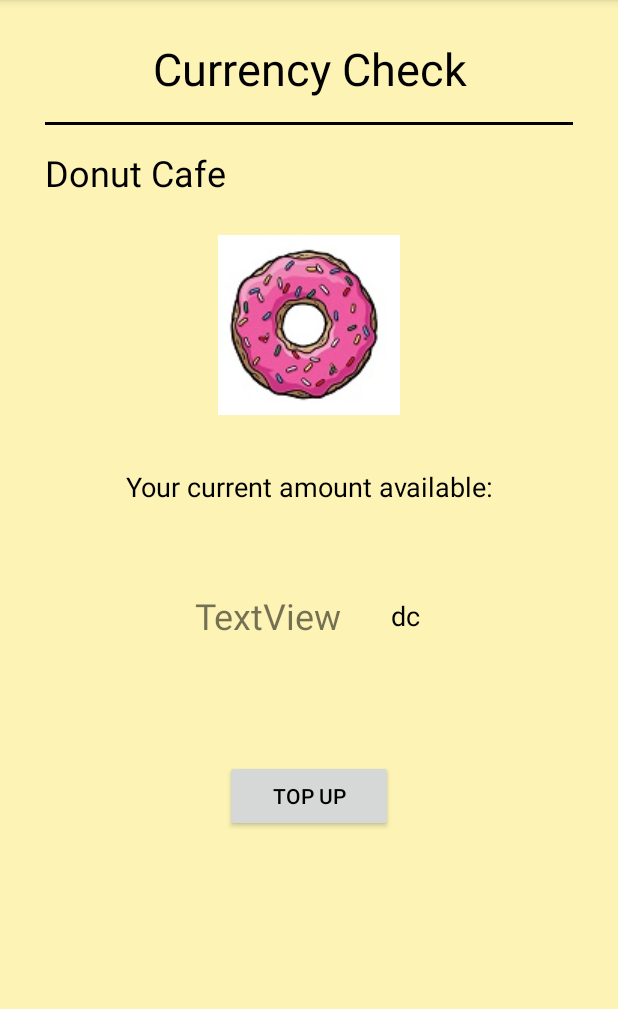
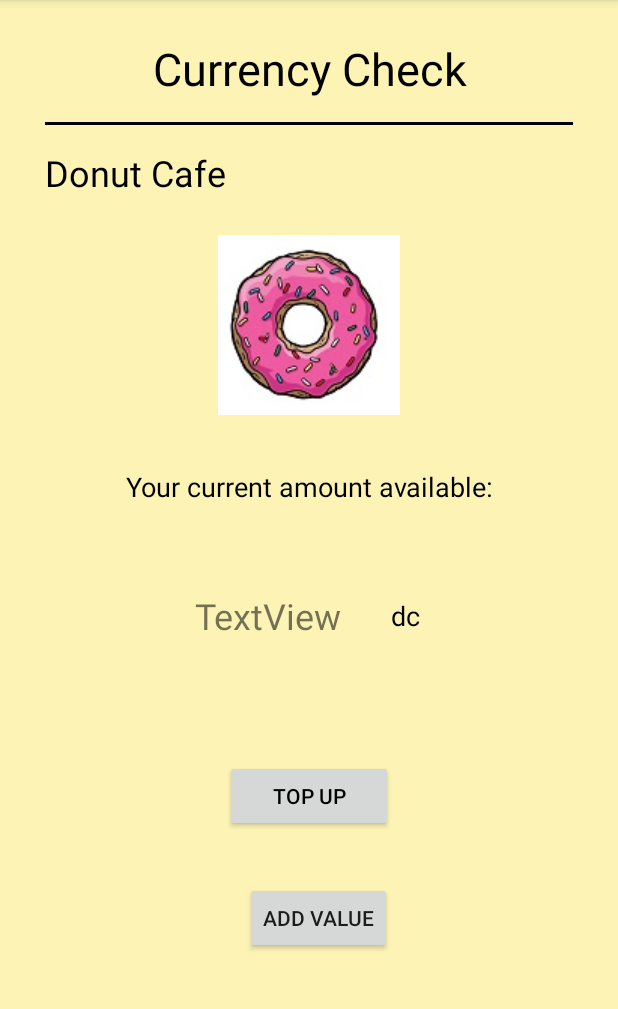
Before and after one commit to IAmDonut276/Capstone, an Android app: the DonutCurrencyCheck screen opened directly, with no data from a screen before it, on a phone screen of 412 x 824 dp, the part 84-1093 px from its top. Run offline under Robolectric (Android 15) with nearby library versions, the phone set to English and light mode, and no system bars; our stand-ins replace Firebase (no records; nobody signed in at launch, a user with empty details on screens opened directly).

```diff
--- a/app/src/main/java/com/example/onegmall/DonutCurrencyCheck.java
+++ b/app/src/main/java/com/example/onegmall/DonutCurrencyCheck.java
@@ -27,12 +27,14 @@ import java.util.Currency;
 
 public class DonutCurrencyCheck extends AppCompatActivity {
 
+    Button btn;
     TextView txt;
     DatabaseReference myRef;
     String TAG ="g";
     FirebaseDatabase database=FirebaseDatabase.getInstance();
     FirebaseAuth mAuth=FirebaseAuth.getInstance();
     String userID;
+    Long c;
 
     @Override
     protected void onCreate(Bundle savedInstanceState) {
@@ -43,6 +45,7 @@ public class DonutCurrencyCheck extends AppCompatActivity {
         FirebaseUser user =mAuth.getCurrentUser();
         userID= user.getUid();
         txt =findViewById(R.id.textView5);
+        btn=findViewById(R.id.button5);
 
 // Read from the database
         myRef.addValueEventListener(new ValueEventListener() {
@@ -59,19 +62,26 @@ public class DonutCurrencyCheck extends AppCompatActivity {
                 Log.w(TAG, "Failed to read value.", error.toException());
             }
         });
+
+        btn.setOnClickListener(new View.OnClickListener() {
+            @Override
+            public void onClick(View v) {
+                Long C = new Long(c+100);
+                myRef.child(userID).child("currency").setValue(C);
+            }
+        });
     }
 
     private void showData(DataSnapshot dataSnapshot) {
         for(DataSnapshot ds : dataSnapshot.getChildren()){
             UserInfo uData = new UserInfo();
-            Long c=(Long)ds.child("currency").getValue();
+            c=(Long)ds.child("currency").getValue();
             //uData.setCurrency(ds.child(userID).getValue(UserInfo.class).getCurrency());
             //uData.setLifeAfter(ds.child(userID).getValue(UserInfo.class).getLifeAfter());
 
             //display all the items
             Log.d(TAG, "showData: Donut Cafe: "+ uData.getCurrency());
             //Log.d(TAG,"showData: LifeAfter: "+ uData.getLifeAfter());
-
 
             txt.setText(c.toString());
         }
@@ -83,4 +93,6 @@ public class DonutCurrencyCheck extends AppCompatActivity {
     }
 
 
+
+
 }
--- a/app/src/main/res/layout/activity_donut_currency_check.xml
+++ b/app/src/main/res/layout/activity_donut_currency_check.xml
@@ -143,4 +143,16 @@
         android:textSize="14sp"
         android:onClick="totopupdonut"/>
 
+    <Button
+        android:id="@+id/button5"
+        android:layout_width="wrap_content"
+        android:layout_height="wrap_content"
+        android:layout_below="@+id/totopup"
+        android:layout_alignParentStart="true"
+        android:layout_alignParentLeft="true"
+        android:layout_marginStart="163dp"
+        android:layout_marginLeft="163dp"
+        android:layout_marginTop="33dp"
+        android:text="Add Value" />
+
 </RelativeLayout>
```
